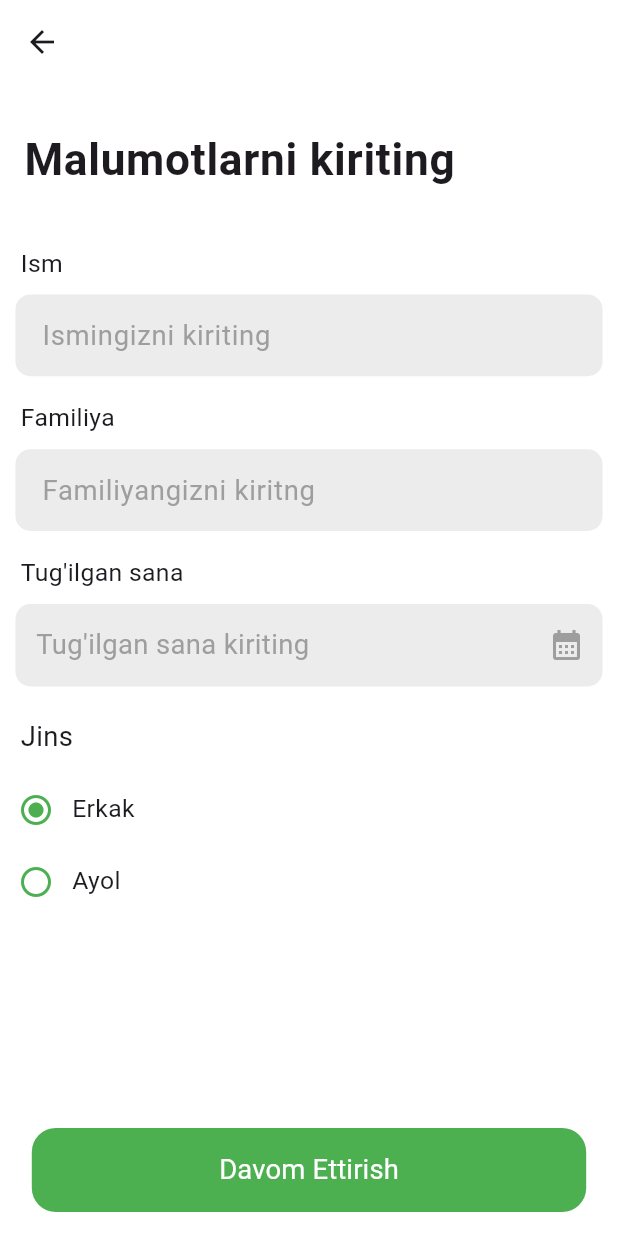
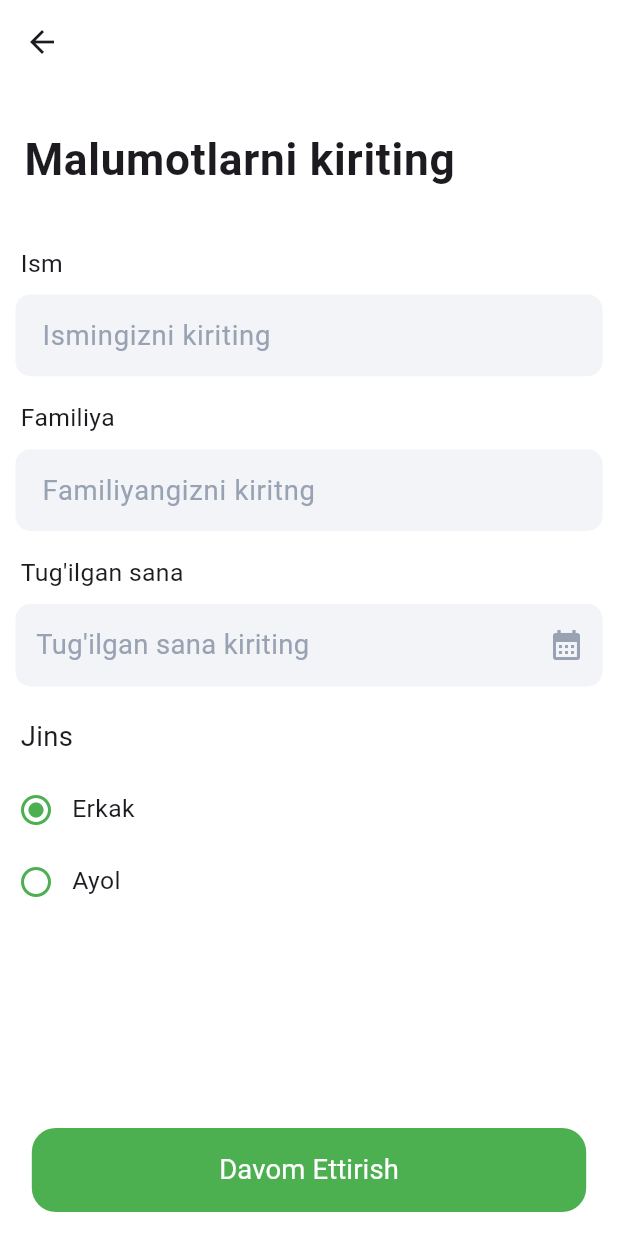
Before and after one commit to NurulloFayz/ibron, a Flutter app: the InfoPage screen opened by its route, on a phone screen of 412 x 824 dp. Run offline on Flutter 3.47's test engine with Material 3 defaults, Android fonts, the phone set to English and light mode, and no system bars; our stand-ins replace custom_navigation_bar, google_fonts, image_picker, pinput, shared_preferences; missing offline and left inert: yandex_mapkit; accounts and stored records are empty; network calls fail.

Commit message:
fixed bugs

```diff
--- a/lib/controller/profilePage_controller.dart
+++ b/lib/controller/profilePage_controller.dart
@@ -15,7 +15,7 @@ class ProfilePageController {
 
   Future<User> fetchUserData() async {
     SharedPreferences prefs = await SharedPreferences.getInstance();
-    String? phoneNumber = prefs.getString('phone');
+    String? phoneNumber = prefs.getString('phone_number');
     if (phoneNumber != null && phoneNumber.isNotEmpty) {
       try {
         final user = await fetchUserByPhoneNumber(phoneNumber);
--- a/lib/controller/signUp_controller.dart
+++ b/lib/controller/signUp_controller.dart
@@ -1,5 +1,3 @@
-
-
 import 'dart:convert';
 import 'package:http/http.dart' as http;
 import 'package:flutter/material.dart';
@@ -8,7 +6,7 @@ import 'package:ibron/view/auth_pages/otp_page.dart';
 class SignUpPageController {
 
   var phone = TextEditingController();
-   String typedText = '';
+  String typedText = '';
 
   Future<void> registerUser(BuildContext context,String number) async {
     var url = Uri.parse('https://lms-back.nvrbckdown.uz/lms/api/v1/ib/registration');
--- a/lib/main.dart
+++ b/lib/main.dart
@@ -33,9 +33,9 @@ class MyApp extends StatelessWidget {
         useMaterial3: true,
       ),
       // Check if userId is available
-      home:SelectTimePage(),
-      // userId != null && userId!.isNotEmpty ? const MainPages() :
-      // const SignUpPage(),
+      home:
+      userId != null && userId!.isNotEmpty ? const MainPages() :
+      const SignUpPage(),
       routes: {
         MainPages.id: (context) => const MainPages(),
         SignUpPage.id: (context) => const SignUpPage(),
--- a/lib/view/auth_pages/info_page.dart
+++ b/lib/view/auth_pages/info_page.dart
@@ -81,10 +81,10 @@ class _InfoPageState extends State<InfoPage> {
                 controller: controller.firstname,
                 decoration: InputDecoration(
                     hintText: 'Ismingizni kiriting',
-                    hintStyle: GoogleFonts.roboto(textStyle: TextStyle(fontSize: screenHeight / 45,color: Colors.grey,fontWeight: FontWeight.w400)),
+                    hintStyle: GoogleFonts.roboto(textStyle: TextStyle(fontSize: screenHeight / 45,color:const Color(0xFF98A2B3),fontWeight: FontWeight.w400)),
                     contentPadding: EdgeInsets.all(screenHeight / 60),
                     filled: true,
-                    fillColor: Colors.grey.withOpacity(0.2),
+                    fillColor: const Color(0xFFF2F4F7),
                     border: OutlineInputBorder(
                         borderSide: BorderSide.none,
                         borderRadius: BorderRadius.circular(10)
@@ -108,10 +108,10 @@ class _InfoPageState extends State<InfoPage> {
                 controller: controller.lastname,
                 decoration: InputDecoration(
                     hintText: 'Familiyangizni kiritng',
-                    hintStyle: GoogleFonts.roboto(textStyle: TextStyle(fontSize: screenHeight / 45,color: Colors.grey,fontWeight: FontWeight.w400)),
+                    hintStyle: GoogleFonts.roboto(textStyle: TextStyle(fontSize: screenHeight / 45,color: const Color(0xFF98A2B3),fontWeight: FontWeight.w400)),
                     contentPadding: EdgeInsets.all(screenHeight / 60),
                     filled: true,
-                    fillColor: Colors.grey.withOpacity(0.2),
+                    fillColor: const Color(0xFFF2F4F7),
                     border: OutlineInputBorder(
                         borderSide: BorderSide.none,
                         borderRadius: BorderRadius.circular(10)
@@ -136,7 +136,7 @@ class _InfoPageState extends State<InfoPage> {
                   width: screenWidth,
                   decoration: BoxDecoration(
                       borderRadius: BorderRadius.circular(10),
-                      color: Colors.grey.withOpacity(0.2)
+                      color: const Color(0xFFF2F4F7),
                   ),
                   child: Row(
                     children: [
@@ -148,13 +148,13 @@ class _InfoPageState extends State<InfoPage> {
                         style: GoogleFonts.roboto(
                             textStyle: TextStyle(
                                 fontSize: screenHeight / 45,
-                                color: Colors.grey,
+                                color: const Color(0xFF98A2B3),
                                 fontWeight: FontWeight.w400)),
                       ),
                       const Spacer(),
                       IconButton(
                         onPressed: () => _selectDate(context),
-                        icon: const Icon(Icons.calendar_month, color: Colors.grey),
+                        icon: const Icon(Icons.calendar_month, color:  Color(0xFF98A2B3),),
                       ),
                     ],
                   ),
--- a/lib/view/auth_pages/otp_page.dart
+++ b/lib/view/auth_pages/otp_page.dart
@@ -135,7 +135,11 @@ class _OtpPageState extends State<OtpPage> {
         elevation: 0,
         backgroundColor: fabColor,
         onPressed: () {
-          controller.verifyUser(context,widget.number);
+          if(controller.decrement == 0) {
+            return;
+          } else {
+            controller.verifyUser(context,widget.number);
+          }
         },
         label: SizedBox(
           width: screenWidth * .8,
--- a/lib/view/auth_pages/signUp_page.dart
+++ b/lib/view/auth_pages/signUp_page.dart
@@ -51,7 +51,7 @@ class _SignUpPageState extends State<SignUpPage> {
           ),
           SizedBox(height: screenHeight / 30,),
           ListTile(
-            title: Text("Telefon raqamingiz",style: GoogleFonts.roboto(textStyle: TextStyle(
+            title: Text("Telefo'n raqamingiz",style: GoogleFonts.roboto(textStyle: TextStyle(
               fontSize: screenHeight / 50,fontWeight: FontWeight.w400
             )),),
           ),
```
Also changed, not shown: lib/controller/otpPage_controller.dart (+10 -2 lines), lib/view/mainPages/home_pages/home_page.dart (+9 -8 lines), lib/view/mainPages/main_pages.dart (+5 -5 lines), lib/view/mainPages/profile_pages/edit_page.dart (+4 -4 lines), lib/view/mainPages/profile_pages/profile_page.dart (+10 -11 lines), lib/view/mainPages/record_page.dart (+5 -5 lines), lib/view/mainPages/search_page.dart (+14 -16 lines), assets/images/Icon.png (added), assets/images/Iconn.png (added), assets/images/gps-navigation.png (added).
